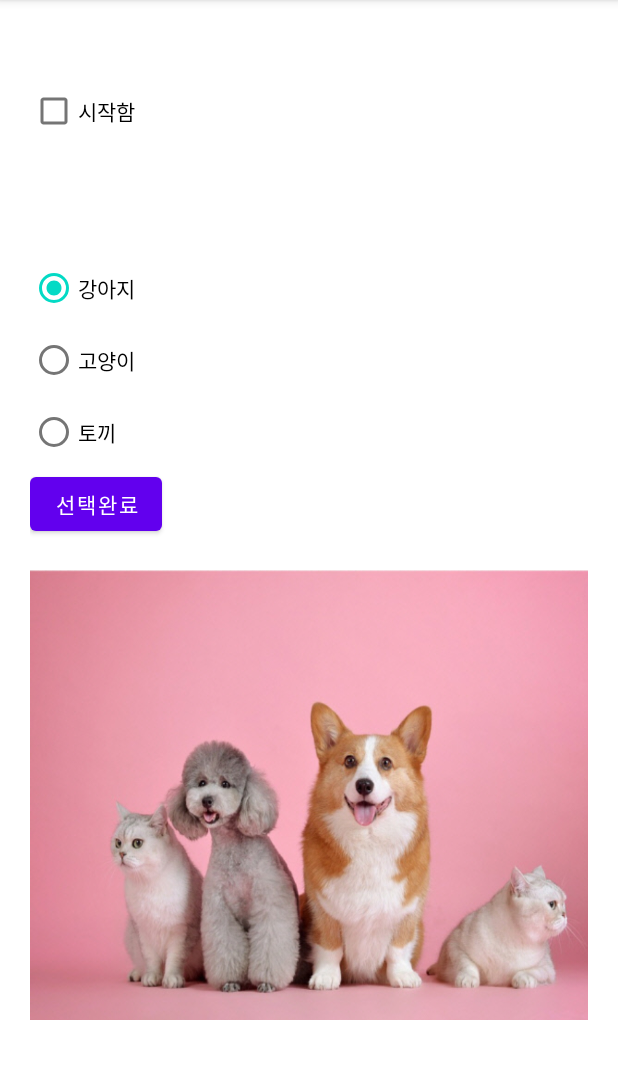
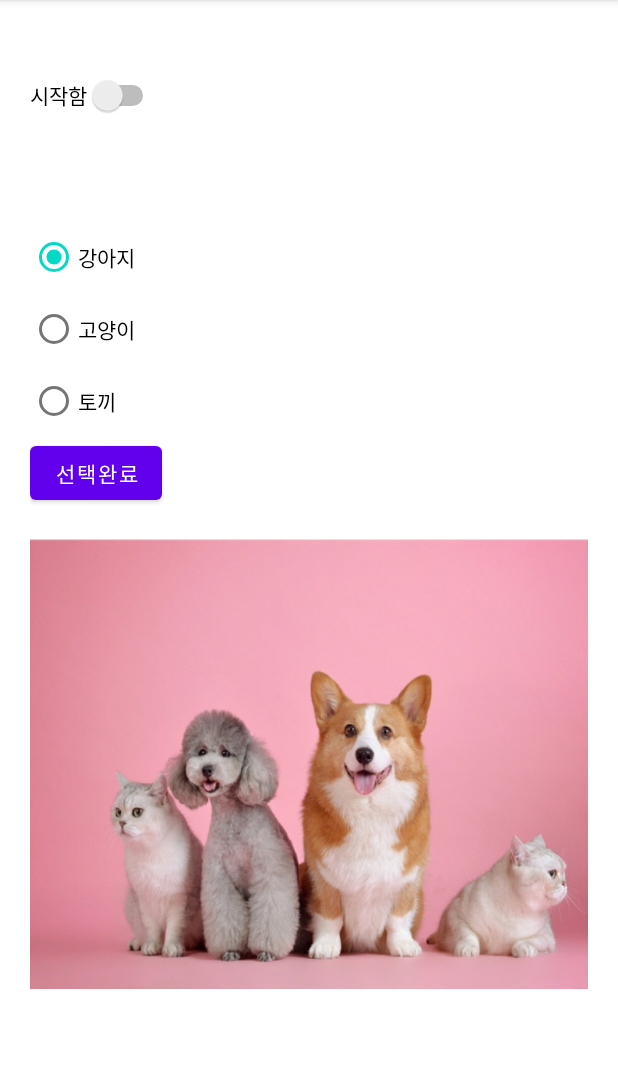
Before and after one commit to Winni-Lina/project4_2, an Android app: the screen it shows after launch (MainActivity), on a phone screen of 412 x 824 dp, the part 84-1163 px from its top. Run offline under Robolectric (Android 15) with nearby library versions, the phone set to English and light mode, and no system bars.

Commit message:
직접풀어보기 4-4 시작함 스위치로 변경

```diff
--- a/app/src/main/java/kr/hs/emirim/w2026/project4_2/MainActivity.java
+++ b/app/src/main/java/kr/hs/emirim/w2026/project4_2/MainActivity.java
@@ -10,9 +10,11 @@ import android.widget.CompoundButton;
 import android.widget.ImageView;
 import android.widget.LinearLayout;
 import android.widget.RadioGroup;
+import android.widget.Switch;
+import android.widget.Switch;
 
 public class MainActivity extends AppCompatActivity {
-    CheckBox checkStart;
+    Switch switchStart;
     RadioGroup rg;
     ImageView imgv;
     LinearLayout linear;
@@ -21,13 +23,13 @@ public class MainActivity extends AppCompatActivity {
         super.onCreate(savedInstanceState);
         setContentView(R.layout.activity_main);
 
-        checkStart = findViewById(R.id.check_start);
+        switchStart = findViewById(R.id.switch_start);
         linear = findViewById(R.id.linear);
         rg = findViewById(R.id.rg);
         imgv = findViewById(R.id.imgv);
         Button btnDone = findViewById(R.id.btn_done);
 
-        checkStart.setOnCheckedChangeListener(checkListener);
+        switchStart.setOnCheckedChangeListener(checkListener);
         btnDone.setOnClickListener(btnListener);
 
     }
--- a/app/src/main/res/layout/activity_main.xml
+++ b/app/src/main/res/layout/activity_main.xml
@@ -14,8 +14,8 @@
         android:text="@string/text1"
         android:visibility="invisible"
         android:textSize="20sp" />
-    <CheckBox
-        android:id="@+id/check_start"
+    <Switch
+        android:id="@+id/switch_start"
         android:layout_width="wrap_content"
         android:layout_height="wrap_content"
         android:text="@string/check1"
```
